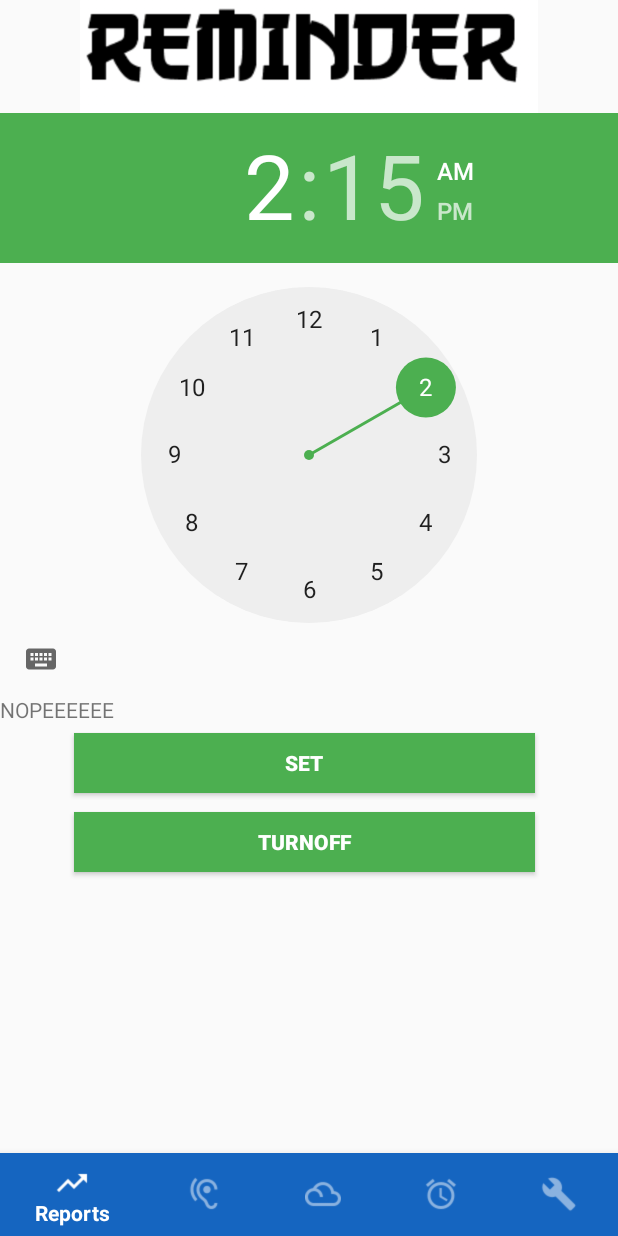
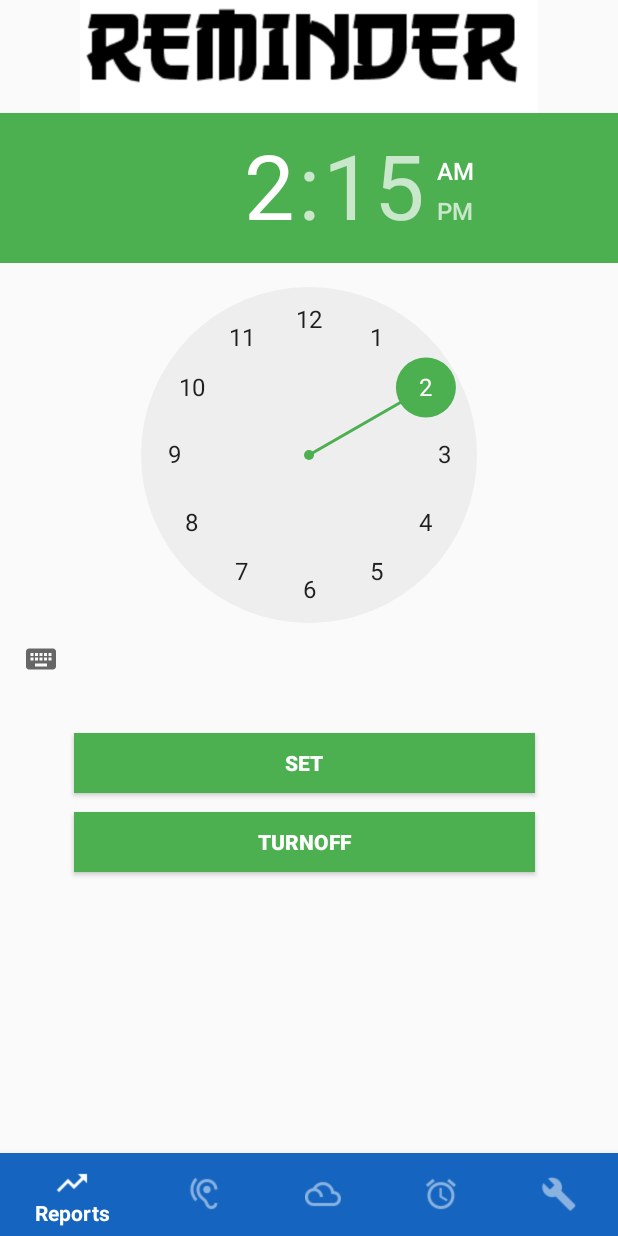
Before and after one commit to bryanlopezrr/Onsen, an Android app: the ReminderActivity screen opened directly, with no data from a screen before it, after a tap on "TURNOFF", on a phone screen of 412 x 824 dp. Run offline under Robolectric (Android 15) with nearby library versions, the phone set to English and light mode, and no system bars; 1 other tap on this screen came first.

Commit message:
changes to get apk

```diff
--- a/app/src/main/java/com/example/onsen/ReminderActivity.java
+++ b/app/src/main/java/com/example/onsen/ReminderActivity.java
@@ -27,7 +27,6 @@ public class ReminderActivity extends AppCompatActivity {
 
     AlarmManager reminderManager;
     TimePicker reminderTimePicker;
-    TextView isSet;
     Calendar calendar;
     PendingIntent pendingIntent;
 
@@ -43,7 +42,6 @@ public class ReminderActivity extends AppCompatActivity {
 
         reminderManager = (AlarmManager) getSystemService(ALARM_SERVICE);
         reminderTimePicker = findViewById(R.id.timePickerAlarm);
-        isSet = findViewById(R.id.textViewisSet);
         calendar = Calendar.getInstance();
 
         bottomNavBar.setOnNavigationItemReselectedListener(new BottomNavigationView.OnNavigationItemReselectedListener() {
@@ -97,9 +95,6 @@ public class ReminderActivity extends AppCompatActivity {
         String sHour = String.valueOf(hour);
         String sMinute = String.valueOf(minute);
 
-        isReminderSet("YEEEET" + sHour
-        + " " + sMinute);
-
 
         Intent intent = new Intent(getApplicationContext(), ReminderLogic.class);
         intent.putExtra("extrat", "reminder on");
@@ -111,7 +106,6 @@ public class ReminderActivity extends AppCompatActivity {
     }
 
     public void turnOff(View view){
-        isReminderSet("NOPEEEEEE");
 
         Intent intent = new Intent(getApplicationContext(), ReminderLogic.class);
 
@@ -122,8 +116,5 @@ public class ReminderActivity extends AppCompatActivity {
 
     }
 
-    private void isReminderSet(String isOn){
-        isSet.setText(isOn);
-    }
 
 }
--- a/app/src/main/java/com/example/onsen/Tree.java
+++ b/app/src/main/java/com/example/onsen/Tree.java
@@ -10,5 +10,7 @@ public class Tree extends AppCompatActivity {
     protected void onCreate(Bundle savedInstanceState) {
         super.onCreate(savedInstanceState);
         setContentView(R.layout.activity_tree);
+
+        //new comment
     }
 }
--- a/app/src/main/res/layout/activity_reminder.xml
+++ b/app/src/main/res/layout/activity_reminder.xml
@@ -94,12 +94,6 @@
             android:text="TurnOff"
             android:onClick="turnOff"/>
 
-        <TextView
-            android:id="@+id/textViewisSet"
-            android:layout_width="wrap_content"
-            android:layout_height="wrap_content"
-            android:text="Is the Alarm set?????" />
-
 
     </RelativeLayout>
 
```
Also changed, not shown: app/build.gradle (+7 -0 lines), 2 other files.
